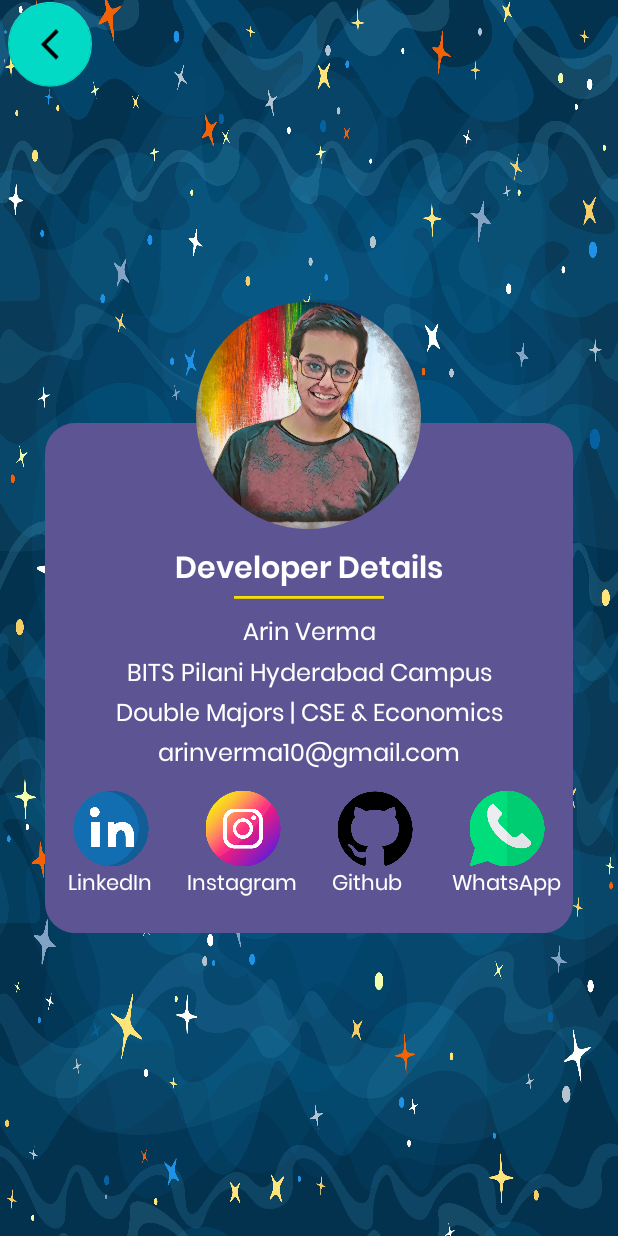
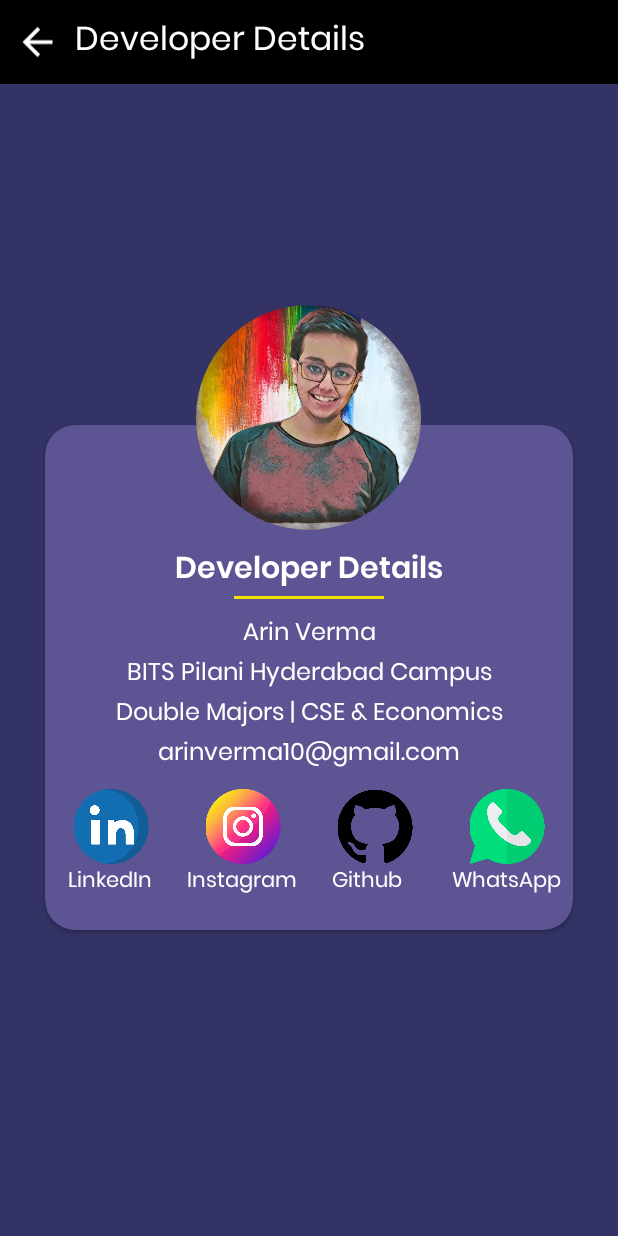
Before and after one commit to bluedreamer10/Solaro, an Android app: the screen it shows after launch (DeveloperDetails), in the options menu, after a tap on "About", on a phone screen of 412 x 824 dp. Run offline under Robolectric (Android 15) with nearby library versions, the phone set to English and light mode, and no system bars; our stand-ins replace CircleImageView.

Commit message:
Made the app UI more user friendly

```diff
--- a/app/src/main/AndroidManifest.xml
+++ b/app/src/main/AndroidManifest.xml
@@ -9,9 +9,7 @@
         android:roundIcon="@mipmap/ic_launcher_solaroicon_round"
         android:supportsRtl="true"
         android:theme="@style/Theme.Solaro">
-        <activity
-            android:name=".ExitActivity"
-            android:exported="true" />
+
         <activity
             android:name=".DeveloperDetails"
             android:exported="true" />
--- a/app/src/main/java/com/example/solaro/SplashActivity.kt
+++ b/app/src/main/java/com/example/solaro/SplashActivity.kt
@@ -25,14 +25,14 @@ class SplashActivity : AppCompatActivity() {
                 View.SYSTEM_UI_FLAG_HIDE_NAVIGATION or View.SYSTEM_UI_FLAG_FULLSCREEN
         }
         //Below three lines are to provide translation effect to the titles and images in splash screen
-        lottie.animate().translationX(1600f).setDuration(1000).setStartDelay(2500)
-        textViewHeading.animate().translationX(1600f).setDuration(1000).setStartDelay(2500)
-        tag.animate().translationY(-1000f).setDuration(1000).setStartDelay(2500)
+//        lottie.animate().translationX(1600f).setDuration(1000).setStartDelay(2500)
+//        textViewHeading.animate().translationX(1600f).setDuration(1000).setStartDelay(2500)
+        tag.animate().translationX(1600f).setDuration(1000).setStartDelay(2500)
 
         Handler().postDelayed({
             val intent = Intent(this, MainActivity::class.java)
             startActivity(intent)
             finish()
-        }, 3500) // 3500 is the delayed time in milliseconds.
+        }, 3150) // 3500 is the delayed time in milliseconds.
     }
 }
--- /dev/null
+++ b/app/src/main/res/drawable/ic_baseline_arrow_back_24.xml
@@ -0,0 +1,5 @@
+<vector android:autoMirrored="true" android:height="24dp"
+    android:tint="#FFFFFF" android:viewportHeight="24"
+    android:viewportWidth="24" android:width="24dp" xmlns:android="http://schemas.android.com/apk/res/android">
+    <path android:fillColor="@android:color/white" android:pathData="M20,11H7.83l5.59,-5.59L12,4l-8,8 8,8 1.41,-1.41L7.83,13H20v-2z"/>
+</vector>
--- a/app/src/main/res/layout/activity_developer_details.xml
+++ b/app/src/main/res/layout/activity_developer_details.xml
@@ -4,8 +4,8 @@
     xmlns:tools="http://schemas.android.com/tools"
     android:layout_width="match_parent"
     android:layout_height="match_parent"
-    android:scaleY="1.01"
-    android:background="@drawable/space_bg_splash"
+    android:scaleY="1.00"
+    android:background="@color/primary"
     tools:context=".DeveloperDetails">
 
     <com.airbnb.lottie.LottieAnimationView
@@ -18,15 +18,33 @@
         app:lottie_autoPlay="true"
         app:lottie_rawRes="@raw/hello2lottie" />
 
-    <com.google.android.material.floatingactionbutton.FloatingActionButton
+    <ImageView
+        android:layout_width="match_parent"
+        android:layout_height="?attr/actionBarSize"
+        app:layout_constraintTop_toTopOf="parent"
+        android:background="@color/black"/>
+
+    <TextView
+        android:layout_width="match_parent"
+        android:layout_height="?attr/actionBarSize"
+        android:text="Developer Details"
+        android:fontFamily="@font/poppins_regular"
+        android:textColor="@color/white"
+        android:gravity="center_vertical"
+        app:layout_constraintTop_toTopOf="parent"
+        app:layout_constraintRight_toRightOf="parent"
+        android:textSize="22sp"
+        android:layout_marginStart="50dp" />
+
+    <ImageView
         android:id="@+id/backButton"
-        android:layout_width="wrap_content"
-        android:layout_height="wrap_content"
-        android:layout_marginStart="5dp"
-        android:layout_marginTop="5dp"
-        android:src="@drawable/ic_baseline_arrow_back_ios_new_24"
-        app:layout_constraintStart_toStartOf="parent"
-        app:layout_constraintTop_toTopOf="parent" />
+        android:layout_width="30dp"
+        android:layout_height="?attr/actionBarSize"
+        android:layout_marginStart="10dp"
+        app:layout_constraintTop_toTopOf="parent"
+        app:layout_constraintLeft_toLeftOf="parent"
+        android:src="@drawable/ic_baseline_arrow_back_24"
+        />
 
     <LinearLayout
         android:layout_width="match_parent"
@@ -151,7 +169,7 @@
                         android:layout_height="50dp"
                         android:layout_weight="1"
                         android:elevation="30dp"
-                        android:src="@drawable/whatsapp" />
+                        android:src="@drawable/whatsapp"/>
 
                 </LinearLayout>
 
--- a/app/src/main/res/layout/activity_main.xml
+++ b/app/src/main/res/layout/activity_main.xml
@@ -32,6 +32,18 @@
     <androidx.recyclerview.widget.RecyclerView
         android:id="@+id/my_recycler"
         android:layout_width="match_parent"
-        android:layout_height="match_parent" />
+        android:layout_height="wrap_content"
+        android:layout_marginBottom="50dp"
+        tools:listitem="@layout/view"
+         />
+
+    <TextView
+        android:layout_width="match_parent"
+        android:layout_height="wrap_content"
+        android:fontFamily="@font/poppins_regular"
+        android:gravity="center_horizontal"
+        android:layout_marginTop="-45dp"
+        android:text="an Arin Verma production\nSolaro © 2021"
+        android:textColor="@color/white" />
 
 </LinearLayout>
--- a/app/src/main/res/layout/activity_splash.xml
+++ b/app/src/main/res/layout/activity_splash.xml
@@ -7,7 +7,7 @@
     tools:context=".SplashActivity"
     android:elevation="-20dp"
     android:scaleY="1.01"
-    android:background="@drawable/space_bg_splash">
+    android:background="@color/primary">
 
     <com.airbnb.lottie.LottieAnimationView
         android:id="@+id/lottie"
@@ -26,9 +26,7 @@
         android:layout_height="wrap_content"
         app:layout_constraintBottom_toBottomOf="parent"
         app:layout_constraintLeft_toLeftOf="parent"
-        android:text="Developed by Arin Verma "
-        android:textSize="18sp"
-        android:background="@color/black"
+        android:text="an Arin Verma production\nSolaro © 2021"
         android:fontFamily="@font/poppins_regular"
         android:textColor="@color/white"
         android:gravity="center_horizontal"/>
--- a/app/src/main/res/menu/menu.xml
+++ b/app/src/main/res/menu/menu.xml
@@ -1,6 +1,5 @@
 <?xml version="1.0" encoding="utf-8"?>
-<menu xmlns:android="http://schemas.android.com/apk/res/android"
-    xmlns:app="http://schemas.android.com/apk/res-auto">
+<menu xmlns:android="http://schemas.android.com/apk/res/android">
     <item android:title="About"
         android:id="@+id/aboutUs"/>
 
--- a/app/src/main/res/values-night-v27/themes.xml
+++ /dev/null
@@ -1,21 +0,0 @@
-<?xml version="1.0" encoding="utf-8"?>
-<resources>
-
-    <style name="Theme.Solaro" parent="Theme.MaterialComponents.DayNight.NoActionBar">
-        <!-- Primary brand color. -->
-        <item name="colorPrimary">@color/purple_200</item>
-        <item name="colorPrimaryVariant">@color/purple_700</item>
-        <item name="colorOnPrimary">@color/black</item>
-        <!-- Secondary brand color. -->
-        <item name="colorSecondary">@color/teal_200</item>
-        <item name="colorSecondaryVariant">@color/teal_200</item>
-        <item name="colorOnSecondary">@color/black</item>
-        <!-- Status bar color. -->
-        <item name="android:statusBarColor" >?attr/colorPrimaryVariant</item>
-        <!-- Customize your theme here. -->
-        <item name="android:windowFullscreen">true</item>
-        <item name="android:windowTranslucentNavigation">true</item>
-        <item name="android:windowTranslucentStatus">true</item>
-
-    </style>
-</resources>
```
Also changed, not shown: app/src/main/res/drawable-v24/whatsapp.png (renamed from app/src/main/res/drawable/whatsapp.png), app/src/main/res/drawable/space_bg_splash.jpg (deleted).
